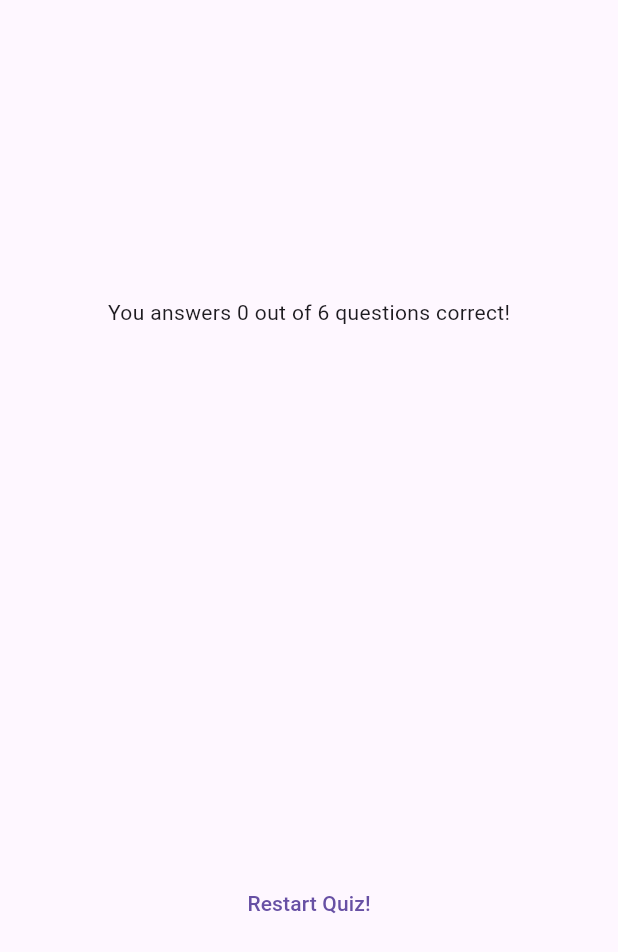
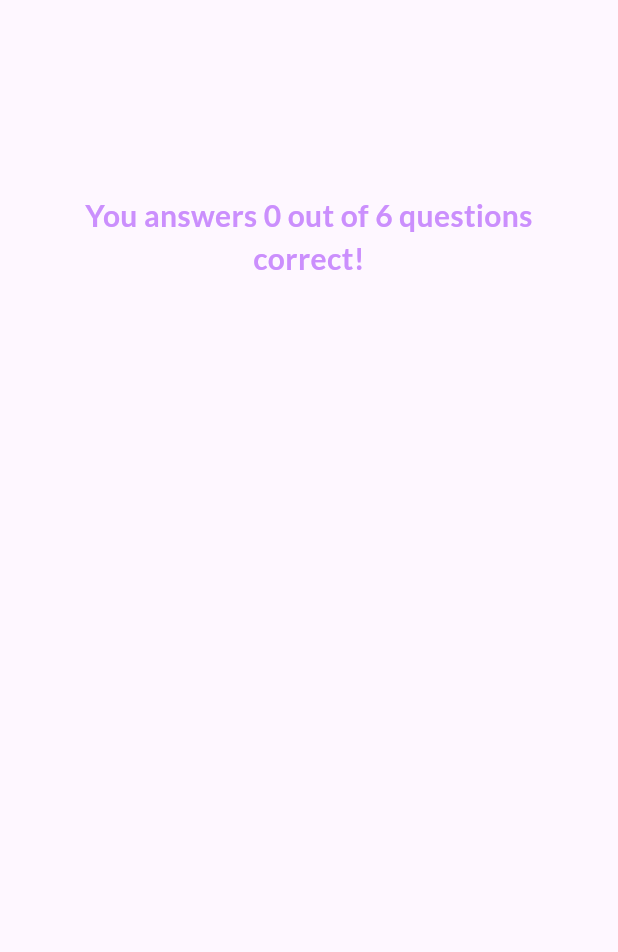
Before and after one commit to DulinaS/quiz_app, a Flutter app: the ResultScreen widget shown alone on an empty page, opened directly with empty values, on a phone screen of 412 x 824 dp. Shown: the top 952 px of the screen. Run offline on Flutter 3.47's test engine with Material 3 defaults, Android fonts, the phone set to English and light mode, and no system bars; our stand-ins replace google_fonts.

Commit message:
Styled the Result screen

```diff
--- a/lib/result_screen.dart
+++ b/lib/result_screen.dart
@@ -1,4 +1,5 @@
 import 'package:flutter/material.dart';
+import 'package:google_fonts/google_fonts.dart';
 import 'package:quiz_app/data/questions.dart';
 import 'package:quiz_app/questions_summary.dart';
 
@@ -17,10 +18,13 @@ class ResultScreen extends StatelessWidget {
       summary.add(
         {
           'question_index': i, //Adds the question index
-          'question': questions[i].text, //Adds each question one by one to the map
-          'correct_answer': questions[i].answers[0], //we assume first answer in questions list is the correct answer
-          'user_answer': chosenAnswers[i] //we collect user selected answers because we display the questions from start
-                                          // So we load the display from questions list from start answer won;t get mixed
+          'question':
+              questions[i].text, //Adds each question one by one to the map
+          'correct_answer': questions[i].answers[
+              0], //we assume first answer in questions list is the correct answer
+          'user_answer': chosenAnswers[
+              i] //we collect user selected answers because we display the questions from start
+          // So we load the display from questions list from start answer won;t get mixed
         },
       );
     }
@@ -31,13 +35,13 @@ class ResultScreen extends StatelessWidget {
   @override
   Widget build(BuildContext context) {
     final summaryData = getSummaryData();
-    final numTotalQuestions = questions.length; //gives number of questions in quiz
+    final numTotalQuestions =
+        questions.length; //gives number of questions in quiz
 
     //filters and give the correcct answer number from comparing the sumamryData list's correct answer and user entered answer
-    final numCorrectQuestions = summaryData.where((data){
+    final numCorrectQuestions = summaryData.where((data) {
       return data['user_answer'] == data['correct_answer'];
     }).length;
-
 
     return SizedBox(
       width: double.infinity,
@@ -46,7 +50,15 @@ class ResultScreen extends StatelessWidget {
         child: Column(
           mainAxisAlignment: MainAxisAlignment.center,
           children: [
-            Text('You answers $numCorrectQuestions out of $numTotalQuestions questions correct!',),
+            Text(
+              'You answers $numCorrectQuestions out of $numTotalQuestions questions correct!',
+              style: GoogleFonts.lato(
+                color: const Color.fromARGB(255, 203, 143, 253),
+                fontSize: 20,
+                fontWeight: FontWeight.bold,
+              ),
+              textAlign: TextAlign.center,
+            ),
             const SizedBox(
               height: 30,
             ),
@@ -55,7 +67,16 @@ class ResultScreen extends StatelessWidget {
             const SizedBox(
               height: 30,
             ),
-            TextButton(onPressed: () {}, child: const Text('Restart Quiz!'))
+            TextButton.icon(
+                onPressed: () {},
+                style: TextButton.styleFrom(
+                  foregroundColor: Colors.white,
+                  textStyle: const TextStyle(
+                    fontSize: 20,
+                  ),
+                ),
+                icon: const Icon(Icons.restart_alt_rounded),
+                label: const Text('Restart Quiz!'))
           ],
         ),
       ),
```
Also changed, not shown: lib/questions_summary.dart (+67 -6 lines).
